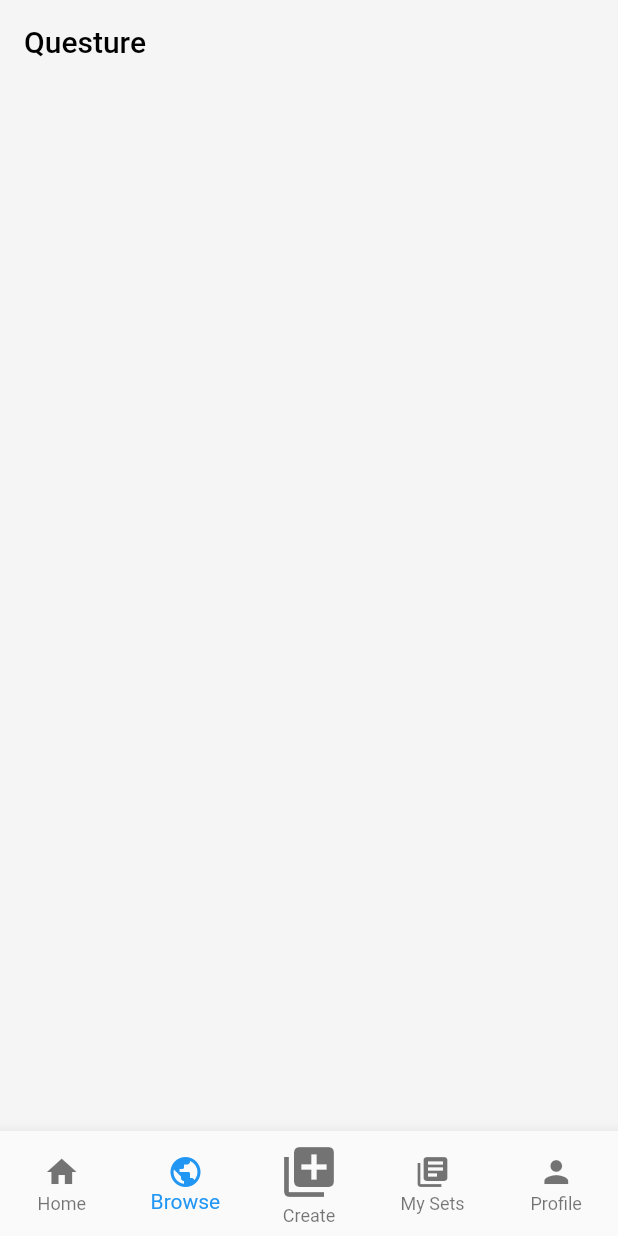
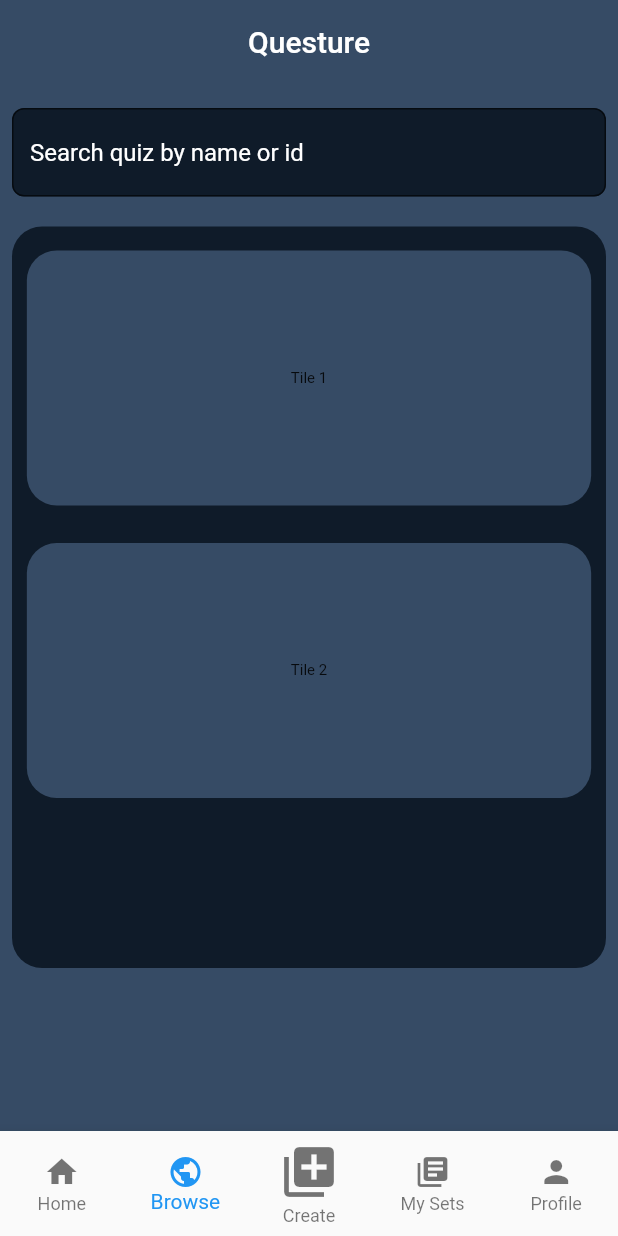
Before and after one commit to Aqua-rise/Website-Code, a Flutter app: the screen it shows once a user with an empty profile is signed in, item 2 of the bottom bar chosen, on a phone screen of 412 x 824 dp. Run offline on Flutter 3.47's test engine with Material 2 defaults, Android fonts, the phone set to English and light mode, and no system bars; our stand-ins replace firebase_auth, firebase_core, google_sign_in; accounts and stored records are empty; network calls fail.

Commit message:
Made makeshift code for the Browser Page

```diff
--- a/lib/Pages/content_page.dart
+++ b/lib/Pages/content_page.dart
@@ -1,24 +1,108 @@
 import 'package:flutter/material.dart';
 
 class ContentPage extends StatelessWidget {
-  const ContentPage({super.key});
+  const ContentPage({Key? key}) : super(key: key);
 
   @override
   Widget build(BuildContext context) {
+    double screenHeight = MediaQuery.of(context).size.height;
+
     return Scaffold(
-      backgroundColor: Colors.grey.shade100,
+      backgroundColor: Color.fromARGB(255, 54, 75, 101),
       appBar: AppBar(
         backgroundColor: Colors.transparent,
         elevation: 0,
-        title: const Row(
-          children: [
-            Text(
-              'Questure',
-              style: TextStyle(color: Colors.black),
-            )
-          ],
+        title: const Text(
+          'Questure',
+          style: TextStyle(color: Color.fromARGB(255, 255, 255, 255)),
+        ),
+        centerTitle: true,
+      ),
+      body: SingleChildScrollView(
+        child: Padding(
+          padding: const EdgeInsets.symmetric(horizontal: 8.0, vertical: 16.0),
+          child: Column(
+            children: [
+              // Search Bar
+              TextField(
+                decoration: InputDecoration(
+                  filled: true,
+                  fillColor: Color.fromARGB(255, 15, 27, 41),
+                  hintText: 'Search quiz by name or id',
+                  hintStyle: TextStyle(
+                      color: const Color.fromARGB(255, 255, 255, 255)),
+                  border: OutlineInputBorder(
+                    borderRadius: BorderRadius.circular(8.0),
+                  ),
+                ),
+              ),
+              SizedBox(height: 20.0),
+
+              // Layout Builder for quiz tiles and background container
+              LayoutBuilder(
+                builder: (BuildContext context, BoxConstraints constraints) {
+                  double width = constraints.maxWidth;
+                  int tilesPerRow;
+                  if (width >= 1300) {
+                    tilesPerRow = 4;
+                  } else if (width >= 1150) {
+                    tilesPerRow = 3;
+                  } else if (width >= 850) {
+                    tilesPerRow = 2;
+                  } else {
+                    tilesPerRow = 1;
+                  }
+
+                  return Container(
+                    constraints: BoxConstraints(minHeight: screenHeight * 0.6),
+                    decoration: BoxDecoration(
+                      color: Color.fromARGB(255, 15, 27, 41),
+                      borderRadius: BorderRadius.circular(20.0),
+                    ),
+                    child: Align(
+                      alignment: Alignment.topCenter,
+                      child: Padding(
+                        padding: const EdgeInsets.symmetric(
+                            horizontal: 8.0, vertical: 16.0),
+                        child: Wrap(
+                          spacing: 20.0,
+                          runSpacing: 25.0,
+                          children: List.generate(
+                            tilesPerRow * 2, //Affects the number of tiles
+                            (index) => buildTile(
+                                'Tile ${index + 1}',
+                                width /
+                                    tilesPerRow), //tile information for the buildTile widget
+                          ),
+                        ),
+                      ),
+                    ),
+                  );
+                },
+              ),
+            ],
+          ),
+        ),
+      ),
+    );
+  }
+
+  Widget buildTile(String title, double width) {
+    return Container(
+      width: width * .95,
+      height: 170,
+      decoration: BoxDecoration(
+        color: Color.fromARGB(255, 54, 75, 101),
+        borderRadius: BorderRadius.circular(20.0),
+      ),
+      child: Center(
+        child: Text(
+          title,
+          style: TextStyle(fontSize: 10),
         ),
       ),
     );
   }
 }
+
+void main() => runApp(MaterialApp(home: ContentPage()));
```
Also changed, not shown: pubspec.yaml (+10 -3 lines), pubspec.lock, 3 other files.
